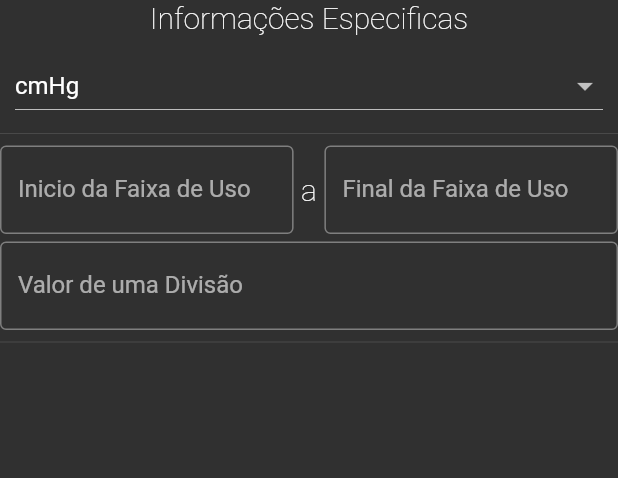
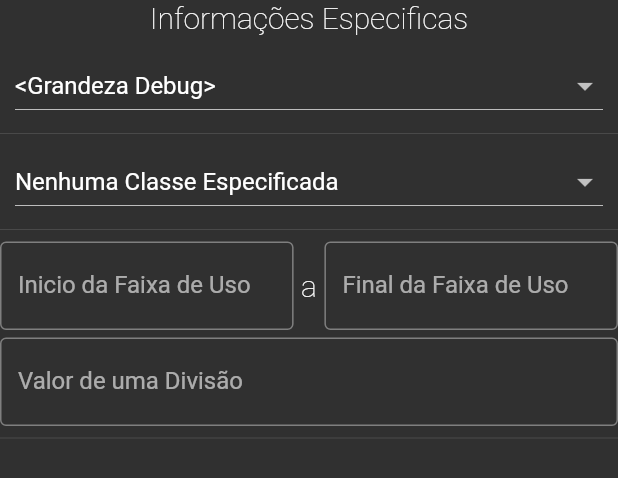
Before and after one commit to dev-whiteflag/preciso-metrologia-mobileapp, a Flutter app: the PrecisoManometroCertInfo widget shown alone on an empty page, opened directly, on a phone screen of 412 x 824 dp. Shown: the top 478 px of the screen. Run offline on Flutter 3.47's test engine with Material 2 defaults, Android fonts, the phone set to English and light mode, and no system bars; our stand-ins replace cloud_firestore, device_info, firebase_auth, firebase_core, shared_preferences; accounts and stored records are empty.

Commit message:
Fixed #17  - missing 'classe'

```diff
--- a/lib/logic/preciso-id-logic.dart
+++ b/lib/logic/preciso-id-logic.dart
@@ -33,9 +33,8 @@ Future<String> getIDCertificado() async {
     prefs.setString('certIncrementalS', certIncrementalConvertedMinus);
 
   var certificadoID = certificadoIDIncompleto + prefs.getString('certIncremental');
-  var certificadoIDs = certificadoIDIncompleto + prefs.getString('certIncrementalS');
 
-  certificadoIDFormController.text = certificadoIDs;
+  certificadoIDFormController.text = certificadoID;
   savedIncremental = prefs.getString('certIncremental');
 
   print(certificadoID);
--- a/lib/logic/preciso-send-logic.dart
+++ b/lib/logic/preciso-send-logic.dart
@@ -69,6 +69,7 @@ Map<String, dynamic> dataVidraria = {
 Map<String, dynamic> dataManometro = {
   'Tipo de Instrumento':                              "Medidor de Pressão",
   'Grandeza':                                          selectedGrandeza,
+  'Classe':                                            selectedClasse,
   'Instrumento':                                       selectedInstrumento,
   'Inicio da Faixa de Uso':                            faixaStartFormController.text,
   'Final da Faixa de Uso':                             faixaEndFormController.text,
--- a/lib/offline-database/preciso-modelos/preciso-base/preciso-basico-globals.dart
+++ b/lib/offline-database/preciso-modelos/preciso-base/preciso-basico-globals.dart
@@ -6,9 +6,11 @@ import 'package:flutter/material.dart';
 // VAR LIST - VÁRIAVEIS GLOBAIS DO MODELO
 //---------------------------------------------------------------------------------//
 
-var selectedModel;
-var selectionGrandeza = '1';
-var selectedGrandeza;
+var selectedModel = '0';
+var selectionGrandeza = '0';
+var selectedGrandeza = '0';
+var selectionClasse = '0';
+var selectedClasse = '0';
 
 // TextControllers
 
--- a/lib/offline-database/preciso-modelos/preciso-manometro/preciso-manometro-cert-info.dart
+++ b/lib/offline-database/preciso-modelos/preciso-manometro/preciso-manometro-cert-info.dart
@@ -12,20 +12,31 @@ List<Map> precisoInstrumentoManometroGrandeza = [
   {"id": 4, "text": "MPa"},
 ];
 
+List<Map> precisoInstrumentoPressaoClasse = [
+  {"id": 0, "text": "Nenhuma Classe Especificada"},
+  {"id": 1, "text": "A4"},
+  {"id": 2, "text": "A3"},
+  {"id": 3, "text": "A2"},
+  {"id": 4, "text": "A1"},
+  {"id": 5, "text": "A"},
+  {"id": 6, "text": "B"},
+  {"id": 7, "text": "C"},
+  {"id": 8, "text": "D"},
+];
+
 class PrecisoManometroCertInfo extends StatefulWidget {
   @override
-  PrecisoManometroCertInfoState createState() => PrecisoManometroCertInfoState();
+  PrecisoManometroCertInfoState createState() =>
+      PrecisoManometroCertInfoState();
 }
 
 class PrecisoManometroCertInfoState extends State<PrecisoManometroCertInfo> {
-
-  updateWrapper(){
-    setState(() {
-        });
+  updateWrapper() {
+    setState(() {});
   }
 
-  fetchGrandeza(){
-    switch (selectionGrandeza){
+  fetchGrandeza() {
+    switch (selectionGrandeza) {
       case '1':
         selectedGrandeza = "cmHg";
         return selectedGrandeza;
@@ -73,6 +84,31 @@ class PrecisoManometroCertInfoState extends State<PrecisoManometroCertInfo> {
                     print("Tipo de Instrumento: " + selectionGrandeza);
                   },
                   items: precisoInstrumentoManometroGrandeza.map((Map map) {
+                    selectedGrandeza = map["text"];
+                    return new DropdownMenuItem<String>(
+                      value: map["id"].toString(),
+                      child: new Text(
+                        map["text"],
+                      ),
+                    );
+                  }).toList(),
+                )),
+            Divider(),
+            Container(
+                margin: EdgeInsets.only(left: 10.0, right: 10.0),
+                child: new DropdownButton<String>(
+                  isDense: false,
+                  isExpanded: true,
+                  hint: new Text("Selecione a Classe do Instrumento"),
+                  value: selectionClasse,
+                  onChanged: (String newValue) {
+                    setState(() {
+                      selectionClasse = newValue;
+                    });
+                    updateWrapper();
+                    print("Classe do Instrumento: " + selectionClasse);
+                  },
+                  items: precisoInstrumentoPressaoClasse.map((Map map) {
                     return new DropdownMenuItem<String>(
                       value: map["id"].toString(),
                       child: new Text(
```
Lines whose indentation alone changed are shown as unchanged.
